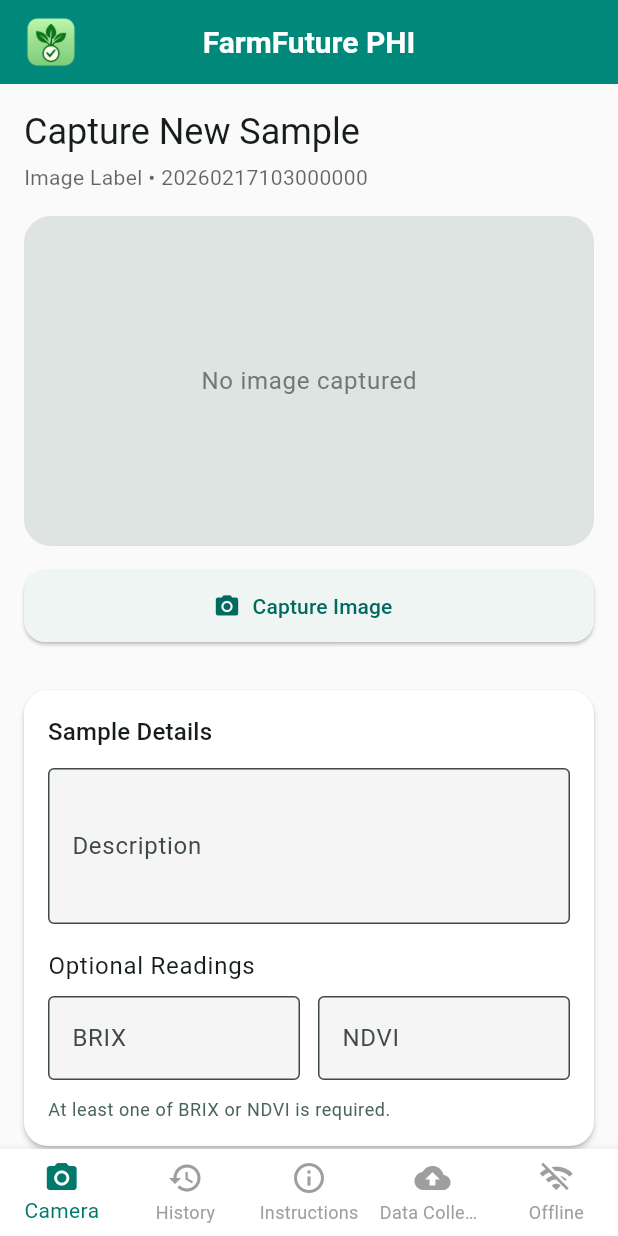
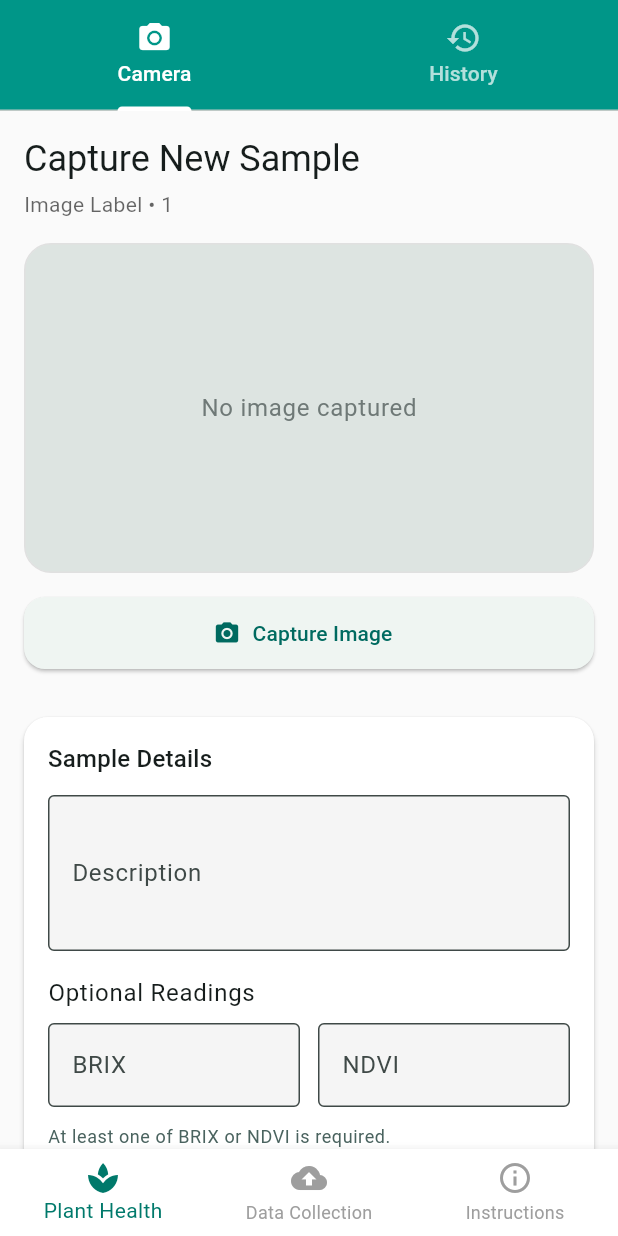
Before and after one commit to sreyas009/plant_health, a Flutter app: the screen it shows after launch, on a phone screen of 412 x 824 dp. Run offline on Flutter 3.47's test engine with Material 3 defaults, Android fonts, the phone set to English and light mode, and no system bars; our stand-ins replace image_picker, sqflite; accounts and stored records are empty.

Commit message:
Updated UI

```diff
--- a/lib/main.dart
+++ b/lib/main.dart
@@ -1,11 +1,9 @@
 import 'package:flutter/material.dart';
 import 'package:provider/provider.dart';
 import 'providers/image_provider.dart';
-import 'screens/camera_screen.dart';
-import 'screens/history_screen.dart';
 import 'screens/instructions_screen.dart';
-import 'screens/data_collection_screen.dart';
-import 'screens/offline_queue_screen.dart';
+import 'screens/plant_health_screen.dart';
+import 'screens/data_collection_wrapper_screen.dart';
 import 'widgets/brand_mark.dart';
 
 import 'services/sync_service.dart';
@@ -39,11 +37,9 @@ class _MyAppState extends State<MyApp> {
   }
 
   final List<Widget> _screens = [
-    const CameraScreen(),
-    const HistoryScreen(),
+    const PlantHealthScreen(),
+    const DataCollectionWrapperScreen(),
     const InstructionsScreen(),
-    const DataCollectionScreen(),
-    const OfflineQueueScreen(),
   ];
 
   @override
@@ -106,37 +102,21 @@ class _MyAppState extends State<MyApp> {
       home: Stack(
         children: [
           Scaffold(
-            appBar: AppBar(
-              leading: const Padding(
-                padding: EdgeInsets.only(left: 12),
-                child: BrandMark(size: 36),
-              ),
-              title: const Text("FarmFuture PHI"),
-              centerTitle: true,
-            ),
             bottomNavigationBar: BottomNavigationBar(
               currentIndex: _index,
               onTap: (i) => setState(() => _index = i),
               items: const [
                 BottomNavigationBarItem(
-                  icon: Icon(Icons.camera_alt),
-                  label: "Camera",
-                ),
-                BottomNavigationBarItem(
-                  icon: Icon(Icons.history),
-                  label: "History",
-                ),
-                BottomNavigationBarItem(
-                  icon: Icon(Icons.info_outline),
-                  label: "Instructions",
+                  icon: Icon(Icons.spa),
+                  label: "Plant Health",
                 ),
                 BottomNavigationBarItem(
                   icon: Icon(Icons.backup),
                   label: "Data Collection",
                 ),
                 BottomNavigationBarItem(
-                  icon: Icon(Icons.wifi_off),
-                  label: "Offline",
+                  icon: Icon(Icons.info_outline),
+                  label: "Instructions",
                 ),
               ],
             ),
--- a/lib/providers/image_provider.dart
+++ b/lib/providers/image_provider.dart
@@ -19,7 +19,11 @@ class ImageStore extends ChangeNotifier {
 
   Future<SavedImage> addImage(SavedImage img) async {
     _images.add(img);
-    _lastLabel = max(_lastLabel, int.tryParse(img.label) ?? _lastLabel);
+    // Parse label and ensure _lastLabel tracks the highest label
+    final labelVal = int.tryParse(img.label) ?? 0;
+    if (labelVal > _lastLabel) {
+      _lastLabel = labelVal;
+    }
     await _save();
     notifyListeners();
     return img;
@@ -44,10 +48,9 @@ class ImageStore extends ChangeNotifier {
   }
 
   int get nextLabel {
-    final timestampLabel = _timestampLabel();
-    return _lastLabel >= timestampLabel ? _lastLabel + 1 : timestampLabel;
+    return _lastLabel + 1;
   }
-
+  /*
   int _timestampLabel() {
     final now = DateTime.now().toUtc();
     final year = now.year.toString().padLeft(4, '0');
@@ -59,6 +62,7 @@ class ImageStore extends ChangeNotifier {
     final millisecond = now.millisecond.toString().padLeft(3, '0');
     return int.parse('$year$month$day$hour$minute$second$millisecond');
   }
+*/
 
   Future<File> get _storageFile async {
     final dir = await getApplicationDocumentsDirectory();
--- /dev/null
+++ b/lib/screens/plant_health_screen.dart
@@ -0,0 +1,31 @@
+import 'package:flutter/material.dart';
+import 'camera_screen.dart';
+import 'history_screen.dart';
+
+class PlantHealthScreen extends StatelessWidget {
+  const PlantHealthScreen({super.key});
+
+  @override
+  Widget build(BuildContext context) {
+    return DefaultTabController(
+      length: 2,
+      child: Scaffold(
+        appBar: AppBar(
+          toolbarHeight: 0,
+          backgroundColor:
+              Colors.teal, // Ensure background matches if needed, or use theme
+          bottom: const TabBar(
+            labelColor: Colors.white,
+            unselectedLabelColor: Colors.white70,
+            indicatorColor: Colors.white,
+            tabs: [
+              Tab(icon: Icon(Icons.camera_alt), text: 'Camera'),
+              Tab(icon: Icon(Icons.history), text: 'History'),
+            ],
+          ),
+        ),
+        body: const TabBarView(children: [CameraScreen(), HistoryScreen()]),
+      ),
+    );
+  }
+}
```
Also changed, not shown: lib/screens/data_collection_screen.dart (+3 -4 lines), lib/screens/data_collection_wrapper_screen.dart (added, +32 -0 lines), lib/screens/offline_queue_screen.dart (+6 -11 lines).
